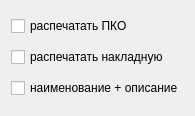
The window that models/tabsalesettingsmenu.ui (solderercb/snap_crm) describes before a commit, drawn with Qt 5.
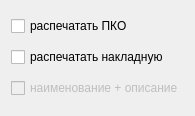
The same window after the commit.

Diff of the .ui file:
```diff
--- a/models/tabsalesettingsmenu.ui
+++ b/models/tabsalesettingsmenu.ui
@@ -30,6 +30,9 @@
    </item>
    <item row="2" column="0">
     <widget class="QCheckBox" name="checkBoxShowItemDescr">
+     <property name="enabled">
+      <bool>false</bool>
+     </property>
      <property name="text">
       <string>наименование + описание</string>
      </property>
```
Left out of the diff: 4 changed lines with no effect on the pictures.
